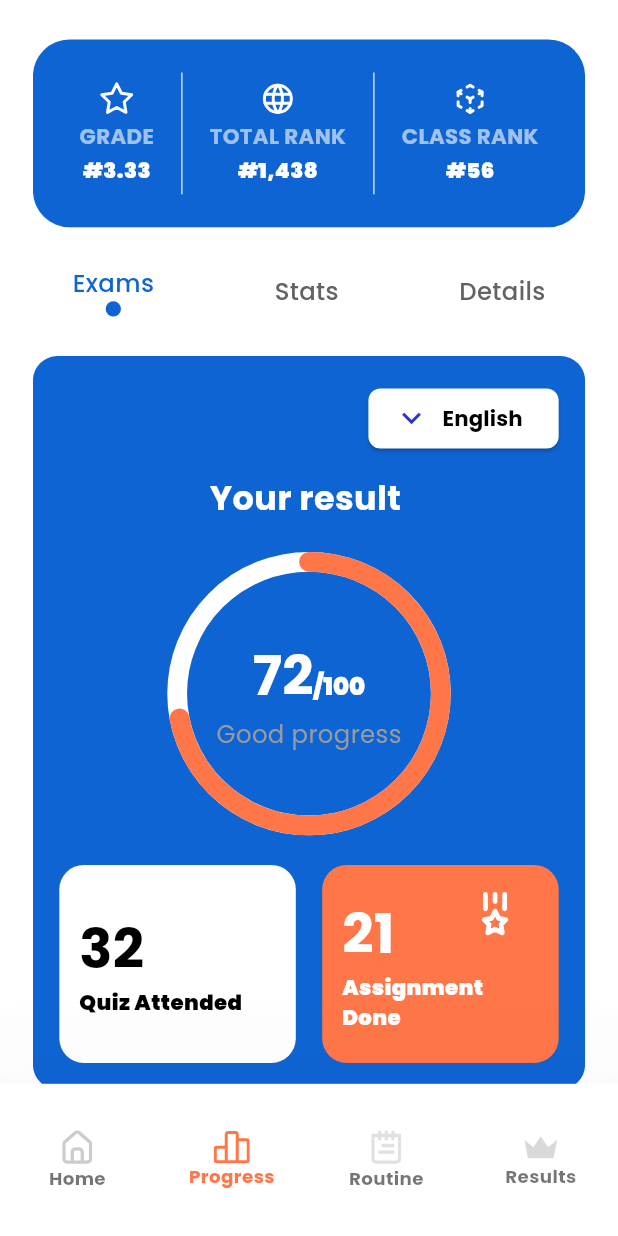
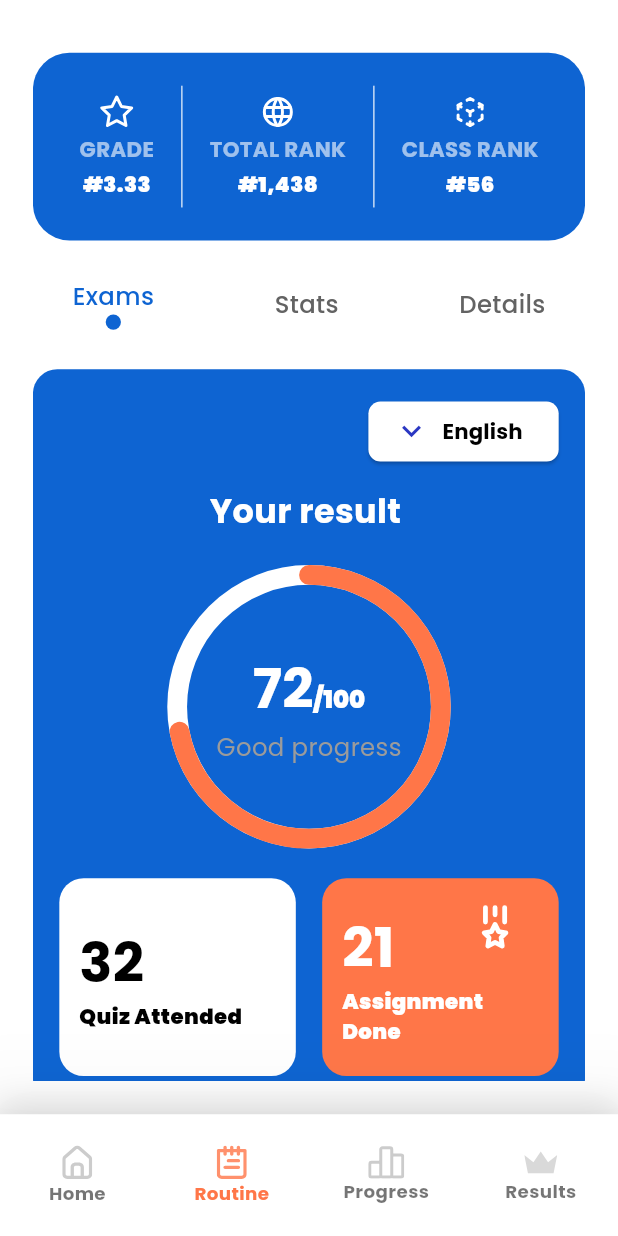
Before and after one commit to Ztrios/Learning-Management, a Flutter app: the BottomNavigationPage screen opened by its route, item 2 of the bottom bar chosen, on a phone screen of 412 x 824 dp. Run offline on Flutter 3.47's test engine with Material 3 defaults, Android fonts, the phone set to English and light mode, and no system bars; drawn by our look-alikes of toastification; our stand-ins replace awesome_notifications, dartz, dio, equatable, firebase_core, firebase_messaging and 14 more; accounts and stored records are empty; network calls fail.

Commit message:
:art:[Interface]: BoxShadow add and resize in bottom navigation. And Bounce scroll physics implement in progress page

```diff
--- a/lib/features/bottom_navigations/presentation/pages/bottom_navigation_page.dart
+++ b/lib/features/bottom_navigations/presentation/pages/bottom_navigation_page.dart
@@ -2,6 +2,7 @@ import 'package:flutter/material.dart';
 import 'package:flutter_hooks/flutter_hooks.dart';
 import 'package:flutter_screenutil/flutter_screenutil.dart';
 import 'package:flutter_svg/flutter_svg.dart';
+import 'package:hive/hive.dart';
 import 'package:learning_management/core/utils/styles/app_colors.dart';
 import 'package:learning_management/core/utils/styles/app_text_styles.dart';
 import 'package:learning_management/features/home/presentation/pages/home_page.dart';
@@ -48,8 +49,18 @@ class BottomNavigationPage extends HookWidget {
     return Scaffold(
       backgroundColor: AppColors.background,
       body: navigationPages[currentIndex.value],
-      bottomNavigationBar: SizedBox(
-        height: 100.h,
+      bottomNavigationBar: Container(
+        height: 80.h,
+        decoration: BoxDecoration(
+          boxShadow: [
+            BoxShadow(
+              color: Color(0x26000000),
+              blurRadius: 20,
+              offset: Offset(0, -2),
+              spreadRadius: 4,
+            )
+          ]
+        ),
         child: BottomNavigationBar(
           currentIndex: currentIndex.value,
           backgroundColor: Colors.white,
@@ -74,21 +85,24 @@ class BottomNavigationPage extends HookWidget {
               ),
             ),
 
-            BottomNavigationBarItem(
-              label: "Progress",
-              icon: SvgPicture.asset(
-                "assets/icons/progress_icon.svg",
-                colorFilter: currentIndex.value == 1 ? colorFilter : null,
-              ),
-            ),
 
             BottomNavigationBarItem(
               label: "Routine",
               icon: SvgPicture.asset(
                 "assets/icons/routine_icon.svg",
+                colorFilter: currentIndex.value == 1 ? colorFilter : null,
+              ),
+            ),
+
+
+            BottomNavigationBarItem(
+              label: "Progress",
+              icon: SvgPicture.asset(
+                "assets/icons/progress_icon.svg",
                 colorFilter: currentIndex.value == 2 ? colorFilter : null,
               ),
             ),
+
 
             BottomNavigationBarItem(
               label: "Results",
--- a/lib/features/progress/presentation/pages/progress_page.dart
+++ b/lib/features/progress/presentation/pages/progress_page.dart
@@ -20,11 +20,13 @@ class ProgressPage extends HookWidget {
       child: Container(
         width: 1.sw,
         height: 1.sh,
-        padding: paddingH20,
+        padding: padding20,
         child: SingleChildScrollView(
+          physics: BouncingScrollPhysics(),
           child: Column(
             children: [
-              gap24,
+              gap12,
+
               StatsHeader(
                 grade: "3.33",
                 totalRank: "1,438",
```
